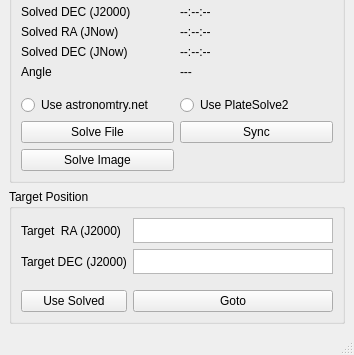
PythonAstroimagingSuite/pyastrometry, file pyastrometry_qt.ui: the form before one commit; both pictures show x 0 to 354 and y 235 to 590 of the 354 by 590 pixel window.
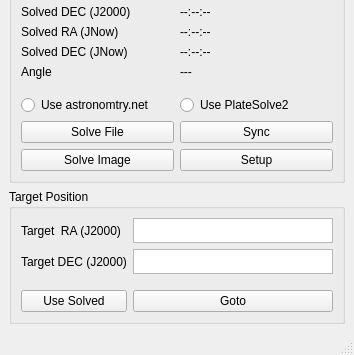
The form after the commit.

Commit message: making progress adding settings

What changed in the file:
```diff
--- a/pyastrometry_qt.ui
+++ b/pyastrometry_qt.ui
@@ -236,6 +236,13 @@
          </attribute>
         </widget>
        </item>
+       <item row="8" column="1">
+        <widget class="QPushButton" name="plate_solve_setup_button">
+         <property name="text">
+          <string>Setup</string>
+         </property>
+        </widget>
+       </item>
       </layout>
      </widget>
     </item>
```
The commit also changes 2 other files.
